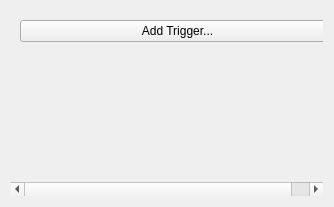
Before: the Qt Designer form libs/plasmagenericshell/MousePlugins.ui in mgottschlag/kwin-tiling, drawn with Qt 5.
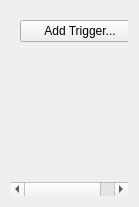
After: the same form once the commit is applied. Custom widgets are drawn as their Qt base class.

Commit message: the size of this form is somehow being used as a minimum size for something in the first column of the grid. making it small hides the problem :P

Diff of the .ui file:
```diff
--- a/libs/plasmagenericshell/MousePlugins.ui
+++ b/libs/plasmagenericshell/MousePlugins.ui
@@ -6,7 +6,7 @@
    <rect>
     <x>0</x>
     <y>0</y>
-    <width>334</width>
+    <width>139</width>
     <height>207</height>
    </rect>
   </property>
@@ -16,6 +16,9 @@
   <layout class="QVBoxLayout" name="verticalLayout">
    <item>
     <widget class="QScrollArea" name="scrollArea">
+     <property name="autoFillBackground">
+      <bool>false</bool>
+     </property>
      <property name="frameShape">
       <enum>QFrame::NoFrame</enum>
      </property>
@@ -30,10 +33,13 @@
        <rect>
         <x>0</x>
         <y>0</y>
-        <width>326</width>
+        <width>131</width>
         <height>199</height>
        </rect>
       </property>
+      <property name="autoFillBackground">
+       <bool>false</bool>
+      </property>
       <layout class="QGridLayout" name="gridLayout">
        <item row="0" column="0">
         <widget class="MouseInputButton" name="addButton">
@@ -49,7 +55,7 @@
          </property>
          <property name="sizeHint" stdset="0">
           <size>
-           <width>315</width>
+           <width>120</width>
            <height>157</height>
           </size>
          </property>
```
